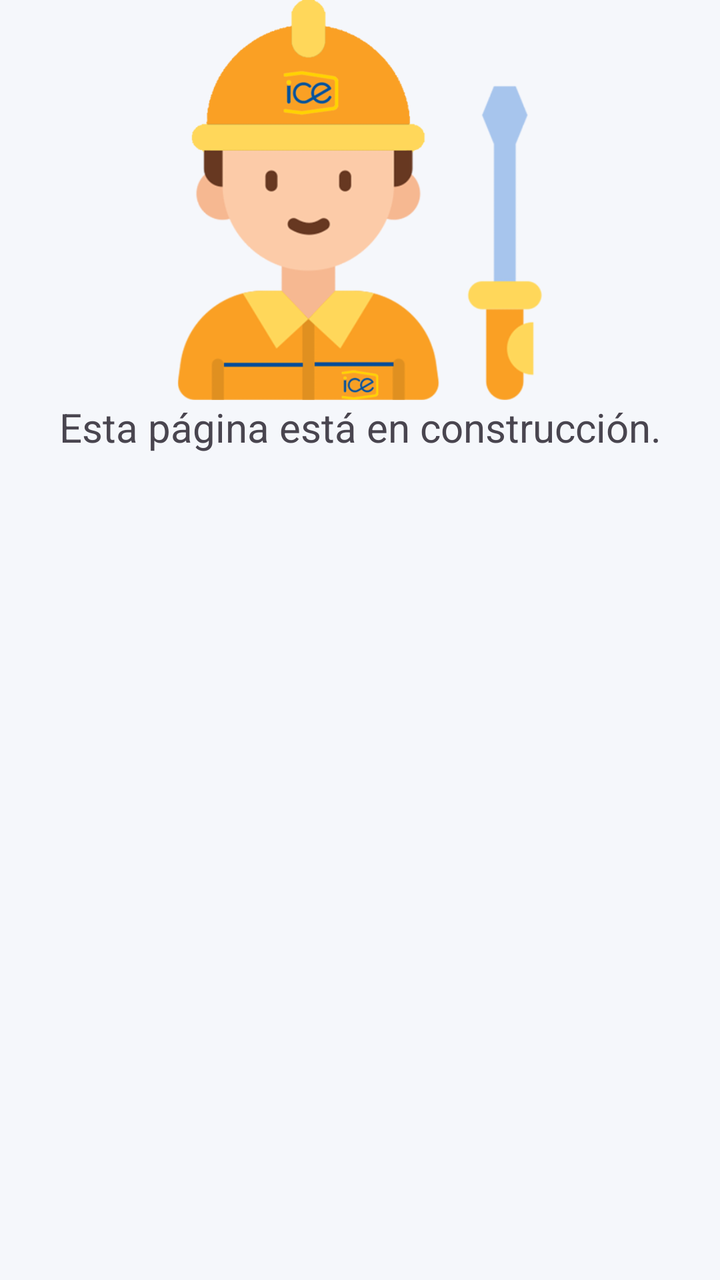
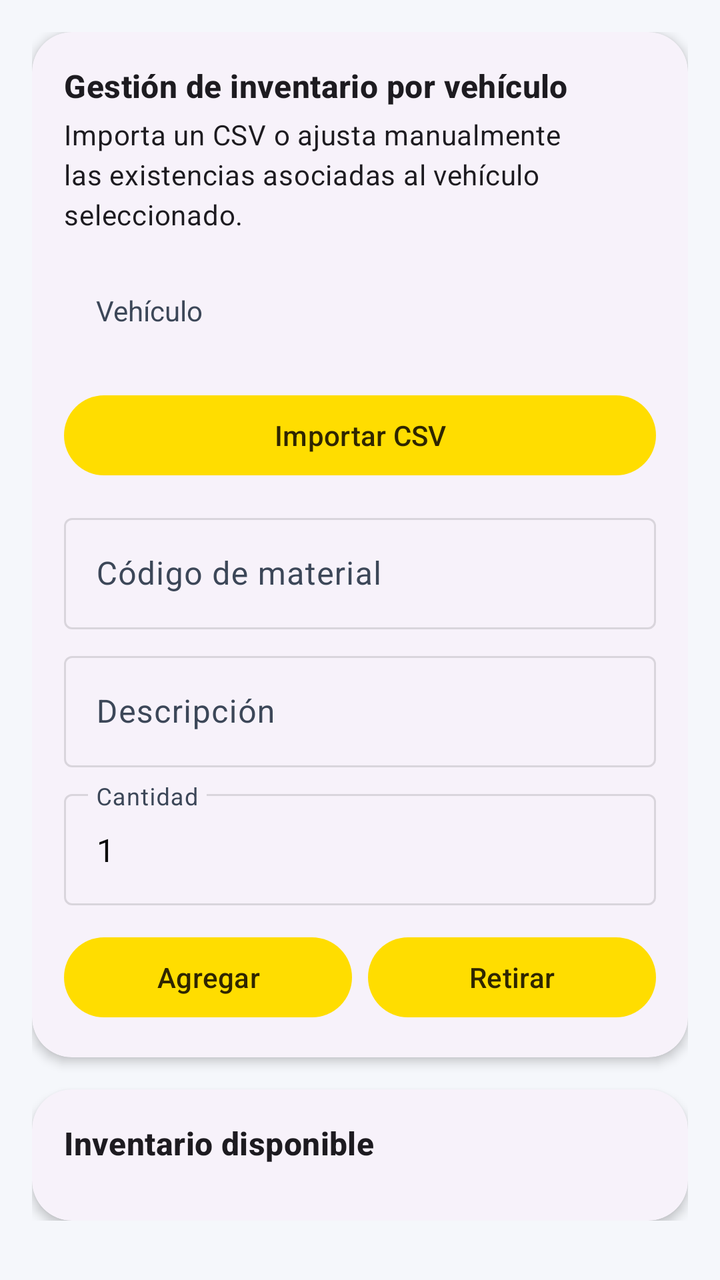

The first picture is an Android layout as it rendered before a commit; the second is the same layout after the commit. The layout source and the unified diff follow.
<!-- AndroidManifest.xml: application theme Theme.TecniAppICE -->
<!-- res/layout/fragment_inventario.xml -->
<?xml version="1.0" encoding="utf-8"?>
<androidx.constraintlayout.widget.ConstraintLayout xmlns:android="http://schemas.android.com/apk/res/android"
    xmlns:app="http://schemas.android.com/apk/res-auto"
    xmlns:tools="http://schemas.android.com/tools"
    android:layout_width="match_parent"
    android:layout_height="match_parent"
    tools:context=".ui.inventario.InventarioFragment">

    
    <ImageView
        android:id="@+id/image_header"
        android:layout_width="0dp"
        android:layout_height="200dp"
        android:src="@drawable/logo"
        app:layout_constraintBottom_toTopOf="@+id/text_under_construction"
        app:layout_constraintEnd_toEndOf="parent"
        app:layout_constraintStart_toStartOf="parent"
        app:layout_constraintTop_toTopOf="parent" />

    
    <TextView
        android:id="@+id/text_under_construction"
        android:layout_width="wrap_content"
        android:layout_height="wrap_content"
        android:text="Esta página está en construcción."
        android:textSize="20sp"

        app:layout_constraintEnd_toEndOf="parent"
        app:layout_constraintStart_toStartOf="parent"
        app:layout_constraintTop_toBottomOf="@+id/image_header" />


</androidx.constraintlayout.widget.ConstraintLayout>
<!-- resources referenced by this layout -->
<resources>
  <!-- drawable logo: png bitmap (drawable, 51578 bytes) -->
  <style name="Theme.TecniAppICE" parent="Theme.Material3.Light.NoActionBar">
  
          
          <item name="colorPrimary">@color/ice_blue</item>
          <item name="colorOnPrimary">@color/white</item>
          <item name="colorSecondary">@color/ice_yellow</item>
          <item name="colorOnSecondary">@color/black</item>
          <item name="colorPrimaryContainer">@color/primary_container_light</item>
          <item name="colorOnPrimaryContainer">@color/on_primary_container_light</item>
          <item name="colorSecondaryContainer">@color/ice_yellow</item>
          <item name="colorOnSecondaryContainer">@color/on_secondary_container_light</item>
          <item name="colorTertiary">@color/success_500</item>
          <item name="colorOnTertiary">@color/white</item>
          <item name="colorTertiaryContainer">@color/tertiary_container_light</item>
          <item name="colorOnTertiaryContainer">@color/on_tertiary_container_light</item>
  
          
          <item name="android:colorBackground">@color/bg_light</item>
          <item name="android:windowBackground">@color/bg_light</item>
          <item name="colorSurface">@color/surface_light</item>
          <item name="colorSurfaceVariant">@color/surface_variant_light</item>
          <item name="colorOnSurface">@color/on_light</item>
          <item name="colorOnSurfaceVariant">@color/on_surface_variant_light</item>
          <item name="colorOnBackground">@color/on_light</item>
          <item name="colorOutline">@color/outline_soft</item>
          <item name="colorOutlineVariant">@color/outline_variant_light</item>
  
          
          <item name="colorError">@color/error_500</item>
  
          
          <item name="android:statusBarColor">@android:color/transparent</item>
          <item name="android:navigationBarColor">@color/bg_light</item>
          <item name="android:windowLightStatusBar">true</item>
          <item name="android:windowLightNavigationBar">true</item>
  
          
          <item name="materialCardViewStyle">@style/Tecni.Card</item>
          <item name="materialButtonStyle">@style/Tecni.Button</item>
          <item name="chipStyle">@style/Tecni.Chip</item>
          <item name="toolbarStyle">@style/Tecni.Toolbar</item>
      </style>
  <color name="ice_blue">#0071CE</color>
  <color name="white">#FFFFFFFF</color>
  <color name="ice_yellow">#FFDD00</color>
  <color name="black">#FF000000</color>
  <color name="primary_container_light">#D6E8FF</color>
  <color name="on_primary_container_light">#001C38</color>
  <color name="on_secondary_container_light">#2F2600</color>
  <color name="success_500">#4CAF50</color>
  <color name="tertiary_container_light">#CBEFDB</color>
  <color name="on_tertiary_container_light">#062717</color>
  <color name="bg_light">#F5F7FB</color>
  <color name="surface_light">#FDFEFF</color>
  <color name="surface_variant_light">#E6EEF9</color>
  <color name="on_light">#0A0A0A</color>
  <color name="on_surface_variant_light">#3C4758</color>
  <color name="outline_soft">#1F000000</color>
  <color name="outline_variant_light">#C2CDD9</color>
  <color name="error_500">#D32F2F</color>
  <style name="Tecni.Card" parent="Widget.Material3.CardView.Elevated">
          <item name="cardCornerRadius">20dp</item>
          <item name="cardElevation">3dp</item>
          <item name="strokeWidth">0dp</item>
      </style>
  <style name="Tecni.Button" parent="Widget.Material3.Button.TonalButton">
          <item name="minHeight">44dp</item>
      </style>
  <style name="Tecni.Chip" parent="Widget.Material3.Chip.Filter">
          <item name="minHeight">36dp</item>
      </style>
  <style name="Tecni.Toolbar" parent="Widget.Material3.Toolbar">
          <item name="elevation">2dp</item>
      </style>
</resources>

<!-- the commit's change to res/layout/fragment_inventario.xml (unified diff, before → after) -->
@@ -1,33 +1,200 @@
 <?xml version="1.0" encoding="utf-8"?>
-<androidx.constraintlayout.widget.ConstraintLayout xmlns:android="http://schemas.android.com/apk/res/android"
+<androidx.core.widget.NestedScrollView xmlns:android="http://schemas.android.com/apk/res/android"
     xmlns:app="http://schemas.android.com/apk/res-auto"
     xmlns:tools="http://schemas.android.com/tools"
     android:layout_width="match_parent"
     android:layout_height="match_parent"
+    android:padding="16dp"
     tools:context=".ui.inventario.InventarioFragment">
 
-    
-    <ImageView
-        android:id="@+id/image_header"
-        android:layout_width="0dp"
-        android:layout_height="200dp"
-        android:src="@drawable/logo"
-        app:layout_constraintBottom_toTopOf="@+id/text_under_construction"
-        app:layout_constraintEnd_toEndOf="parent"
-        app:layout_constraintStart_toStartOf="parent"
-        app:layout_constraintTop_toTopOf="parent" />
-
-    
+    <LinearLayout
+        android:layout_width="match_parent"
+        android:layout_height="wrap_content"
+        android:orientation="vertical">
+
+        <com.google.android.material.card.MaterialCardView
+            style="@style/Tecni.Card"
+            android:layout_width="match_parent"
+            android:layout_height="wrap_content"
+            android:layout_marginBottom="16dp">
+
+            <LinearLayout
+                android:layout_width="match_parent"
+                android:layout_height="wrap_content"
+                android:orientation="vertical"
+                android:padding="16dp">
+
+                <TextView
+                    style="@style/TextAppearance.Material3.TitleMedium"
+                    android:layout_width="match_parent"
+                    android:layout_height="wrap_content"
+                    android:text="Gestión de inventario por vehículo"
+                    android:textStyle="bold" />
+
+                <TextView
+                    style="@style/TextAppearance.Material3.BodyMedium"
+                    android:layout_width="match_parent"
+                    android:layout_height="wrap_content"
+                    android:layout_marginTop="4dp"
+                    android:text="Importa un CSV o ajusta manualmente las existencias asociadas al vehículo seleccionado." />
+
+                <com.google.android.material.textfield.MaterialAutoCompleteTextView
+                    android:id="@+id/spVehiculos"
+                    style="@style/Widget.Material3.TextInputLayout.OutlinedBox.ExposedDropdownMenu"
+                    android:layout_width="match_parent"
+                    android:layout_height="wrap_content"
+                    android:layout_marginTop="12dp"
+                    android:hint="Vehículo"
+                    android:inputType="none"
+                    android:editable="false" />
+
+                <LinearLayout
+                    android:layout_width="match_parent"
+                    android:layout_height="wrap_content"
+                    android:layout_marginTop="12dp"
+                    android:orientation="horizontal">
+
+                    <Button
+                        android:id="@+id/btnImportarCsv"
+                        android:layout_width="0dp"
+                        android:layout_height="wrap_content"
+                        android:layout_weight="1"
+                        android:text="Importar CSV" />
+
+                    <ProgressBar
+                        android:id="@+id/progressInventario"
+                        style="@style/Widget.Material3.CircularProgressIndicator"
+                        android:layout_width="wrap_content"
+                        android:layout_height="wrap_content"
+                        android:layout_marginStart="8dp"
+                        android:visibility="gone" />
+                </LinearLayout>
+
+                <com.google.android.material.textfield.TextInputLayout
+                    android:layout_width="match_parent"
+                    android:layout_height="wrap_content"
+                    android:layout_marginTop="12dp"
+                    android:hint="Código de material">
+
+                    <com.google.android.material.textfield.TextInputEditText
+                        android:id="@+id/etCodigoMaterial"
+                        android:layout_width="match_parent"
+                        android:layout_height="wrap_content"
+                        android:inputType="text" />
+                </com.google.android.material.textfield.TextInputLayout>
+
+                <com.google.android.material.textfield.TextInputLayout
+                    android:layout_width="match_parent"
+                    android:layout_height="wrap_content"
+                    android:layout_marginTop="8dp"
+                    android:hint="Descripción">
+
+                    <com.google.android.material.textfield.TextInputEditText
+                        android:id="@+id/etDescripcion"
+                        android:layout_width="match_parent"
+                        android:layout_height="wrap_content"
+                        android:inputType="text" />
+                </com.google.android.material.textfield.TextInputLayout>
+
+                <com.google.android.material.textfield.TextInputLayout
+                    android:layout_width="match_parent"
+                    android:layout_height="wrap_content"
+                    android:layout_marginTop="8dp"
+                    android:hint="Cantidad">
+
+                    <com.google.android.material.textfield.TextInputEditText
+                        android:id="@+id/etCantidad"
+                        android:layout_width="match_parent"
+                        android:layout_height="wrap_content"
+                        android:inputType="numberDecimal"
+                        android:text="1" />
+                </com.google.android.material.textfield.TextInputLayout>
+
+                <LinearLayout
+                    android:layout_width="match_parent"
+                    android:layout_height="wrap_content"
+                    android:layout_marginTop="12dp"
+                    android:orientation="horizontal">
+
+                    <Button
+                        android:id="@+id/btnAgregar"
+                        android:layout_width="0dp"
+                        android:layout_height="wrap_content"
+                        android:layout_weight="1"
+                        android:text="Agregar" />
+
+                    <Button
+                        android:id="@+id/btnRetirar"
+                        android:layout_width="0dp"
+                        android:layout_height="wrap_content"
+                        android:layout_marginStart="8dp"
+                        android:layout_weight="1"
+                        android:text="Retirar" />
+                </LinearLayout>
+            </LinearLayout>
+        </com.google.android.material.card.MaterialCardView>
+
+        <com.google.android.material.card.MaterialCardView
+            style="@style/Tecni.Card"
+            android:layout_width="match_parent"
+            android:layout_height="wrap_content">
+
+            <LinearLayout
+                android:layout_width="match_parent"
+                android:layout_height="wrap_content"
+                android:orientation="vertical"
+                android:padding="16dp">
+
+                <TextView
+                    style="@style/TextAppearance.Material3.TitleMedium"
+                    android:layout_width="match_parent"
+                    android:layout_height="wrap_content"
+                    android:text="Inventario disponible"
+                    android:textStyle="bold" />
+
+                <androidx.recyclerview.widget.RecyclerView
+                    android:id="@+id/listInventario"
+                    android:layout_width="match_parent"
+                    android:layout_height="wrap_content"
+                    android:layout_marginTop="12dp"
+                    android:nestedScrollingEnabled="false"
+                    android:overScrollMode="never"
+                    tools:listitem="@layout/item_inventario_material" />
+
+                <TextView
+                    android:id="@+id/tvInventarioVacio"
+                    style="@style/TextAppearance.Material3.BodyMedium"
+                    android:layout_width="match_parent"
+                    android:layout_height="wrap_content"
+                    android:layout_marginTop="12dp"
+                    android:gravity="center"
+                    android:text="No hay inventario cargado"
+                    android:visibility="gone" />
+            </LinearLayout>
+        </com.google.android.material.card.MaterialCardView>
+    </LinearLayout>
+</androidx.core.widget.NestedScrollView>
+<!-- res/layout/item_inventario_material.xml (included above) -->
+<?xml version="1.0" encoding="utf-8"?>
+<LinearLayout xmlns:android="http://schemas.android.com/apk/res/android"
+    android:layout_width="match_parent"
+    android:layout_height="wrap_content"
+    android:orientation="vertical"
+    android:padding="12dp">
+
     <TextView
-        android:id="@+id/text_under_construction"
-        android:layout_width="wrap_content"
+        android:id="@+id/tvMaterial"
+        style="@style/TextAppearance.Material3.BodyLarge"
+        android:layout_width="match_parent"
         android:layout_height="wrap_content"
-        android:text="Esta página está en construcción."
-        android:textSize="20sp"
-
-        app:layout_constraintEnd_toEndOf="parent"
-        app:layout_constraintStart_toStartOf="parent"
-        app:layout_constraintTop_toBottomOf="@+id/image_header" />
-
-
-</androidx.constraintlayout.widget.ConstraintLayout>
+        android:textStyle="bold"
+        android:text="Código - Descripción" />
+
+    <TextView
+        android:id="@+id/tvCantidad"
+        style="@style/TextAppearance.Material3.BodyMedium"
+        android:layout_width="match_parent"
+        android:layout_height="wrap_content"
+        android:text="0 en vehículo"
+        android:layout_marginTop="2dp" />
+</LinearLayout>
<!-- resource entries referenced after the edit -->
@@ -1,6 +1,5 @@
 <!-- resources referenced by this layout -->
 <resources>
-  <!-- drawable logo: png bitmap (drawable, 51578 bytes) -->
   <style name="Theme.TecniAppICE" parent="Theme.Material3.Light.NoActionBar">
   
           
